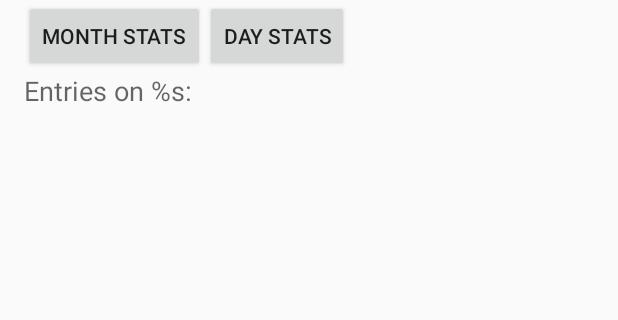
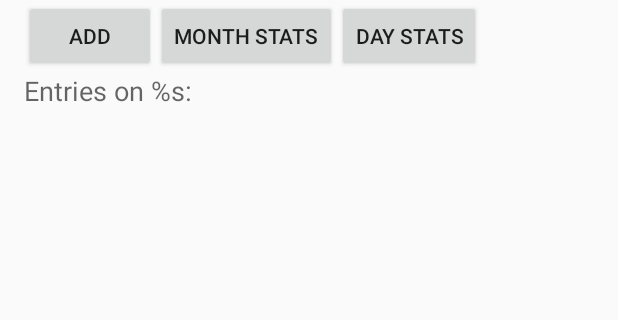
Before and after one commit to KatrinaHoffert/SimpleBudget, an Android app: the CalendarActivity screen opened directly, with no data from a screen before it, on a phone screen of 412 x 824 dp, the part 132-452 px from its top. Run offline under Robolectric (Android 15) with nearby library versions, the phone set to English and light mode, and no system bars; libraries missing offline, so code that uses them is left out: com.prolificinteractive.materialcalendarview; plain views replace MaterialCalendarView; 11 statements that could not run were skipped.

Commit message:
Added "add" button

```diff
--- a/app/src/main/res/layout/content_calendar.xml
+++ b/app/src/main/res/layout/content_calendar.xml
@@ -48,6 +48,12 @@
                 <Button
                     android:layout_width="wrap_content"
                     android:layout_height="wrap_content"
+                    android:text="@string/add_entry_button"
+                    android:id="@+id/addButton" />
+
+                <Button
+                    android:layout_width="wrap_content"
+                    android:layout_height="wrap_content"
                     android:text="@string/month_stats_button"
                     android:id="@+id/monthStatsButton" />
 
--- a/app/src/main/res/values/strings.xml
+++ b/app/src/main/res/values/strings.xml
@@ -15,4 +15,5 @@
     <string name="entry_remove">Remove</string>
     <string name="title_activity_add_edit_budget_entry">SimpleBudget</string>
     <string name="editEntrySuccess">Entry has been updated</string>
+    <string name="add_entry_button">Add</string>
 </resources>
```
